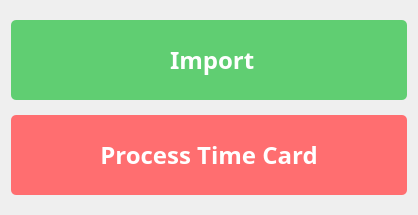
Before: the Qt Designer form MainFrame/Resources/UI/dialogImporter.ui in Maze711/systemPayroll, drawn with Qt 5.
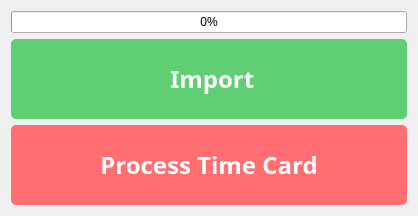
After: the same form once the commit is applied. Icons and pictures are not drawn.

Commit message: Hidden button for payTimeSheetImporter.py

```diff
--- a/MainFrame/Resources/UI/dialogImporter.ui
+++ b/MainFrame/Resources/UI/dialogImporter.ui
@@ -35,7 +35,44 @@
 }</string>
   </property>
   <layout class="QGridLayout" name="gridLayout">
-   <item row="0" column="0">
+   <item row="2" column="0">
+    <widget class="QPushButton" name="btnProcessTimeCard">
+     <property name="minimumSize">
+      <size>
+       <width>50</width>
+       <height>80</height>
+      </size>
+     </property>
+     <property name="font">
+      <font>
+       <family>Poppins</family>
+       <pointsize>18</pointsize>
+       <weight>75</weight>
+       <bold>true</bold>
+      </font>
+     </property>
+     <property name="cursor">
+      <cursorShape>PointingHandCursor</cursorShape>
+     </property>
+     <property name="styleSheet">
+      <string notr="true"/>
+     </property>
+     <property name="text">
+      <string>Process Time Card</string>
+     </property>
+     <property name="icon">
+      <iconset>
+       <normaloff>../../MainFrame/Resources/Icons/import.svg</normaloff>../../MainFrame/Resources/Icons/import.svg</iconset>
+     </property>
+     <property name="iconSize">
+      <size>
+       <width>30</width>
+       <height>30</height>
+      </size>
+     </property>
+    </widget>
+   </item>
+   <item row="1" column="0">
     <widget class="QPushButton" name="importBTN">
      <property name="minimumSize">
       <size>
@@ -74,40 +111,10 @@
      </property>
     </widget>
    </item>
-   <item row="1" column="0">
-    <widget class="QPushButton" name="btnProcessTimeCard">
-     <property name="minimumSize">
-      <size>
-       <width>50</width>
-       <height>80</height>
-      </size>
-     </property>
-     <property name="font">
-      <font>
-       <family>Poppins</family>
-       <pointsize>18</pointsize>
-       <weight>75</weight>
-       <bold>true</bold>
-      </font>
-     </property>
-     <property name="cursor">
-      <cursorShape>PointingHandCursor</cursorShape>
-     </property>
-     <property name="styleSheet">
-      <string notr="true"/>
-     </property>
-     <property name="text">
-      <string>Process Time Card</string>
-     </property>
-     <property name="icon">
-      <iconset>
-       <normaloff>../../MainFrame/Resources/Icons/import.svg</normaloff>../../MainFrame/Resources/Icons/import.svg</iconset>
-     </property>
-     <property name="iconSize">
-      <size>
-       <width>30</width>
-       <height>30</height>
-      </size>
+   <item row="0" column="0">
+    <widget class="QProgressBar" name="progressBar">
+     <property name="value">
+      <number>0</number>
      </property>
     </widget>
    </item>
```
The commit also changes 4 other files.
